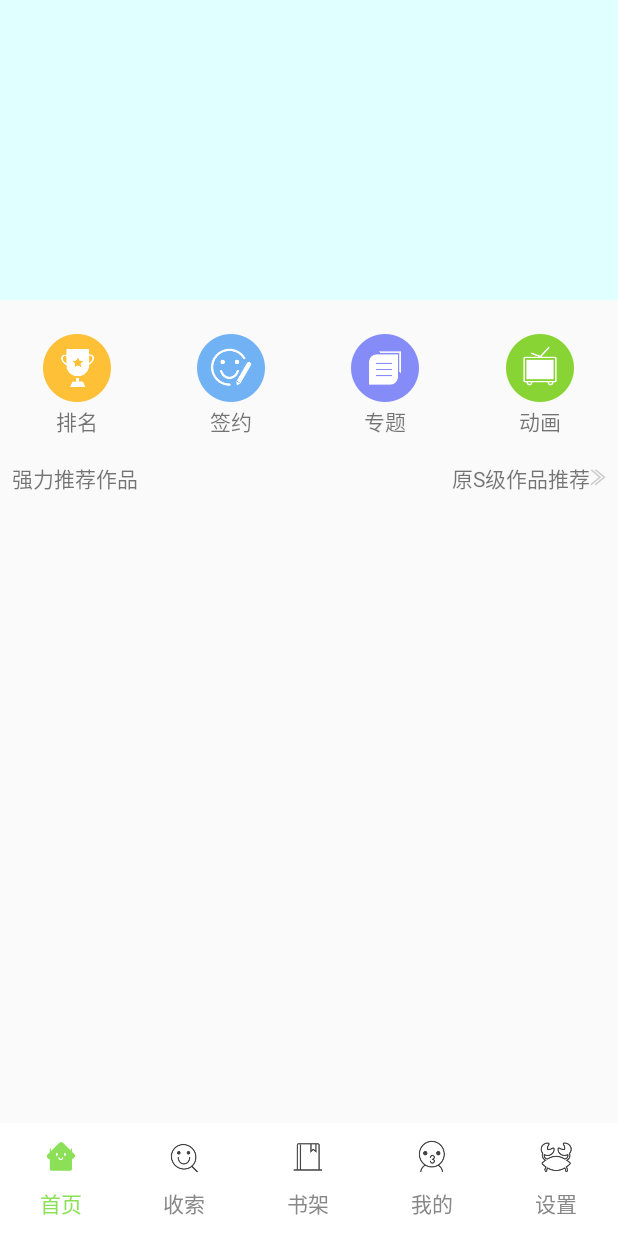
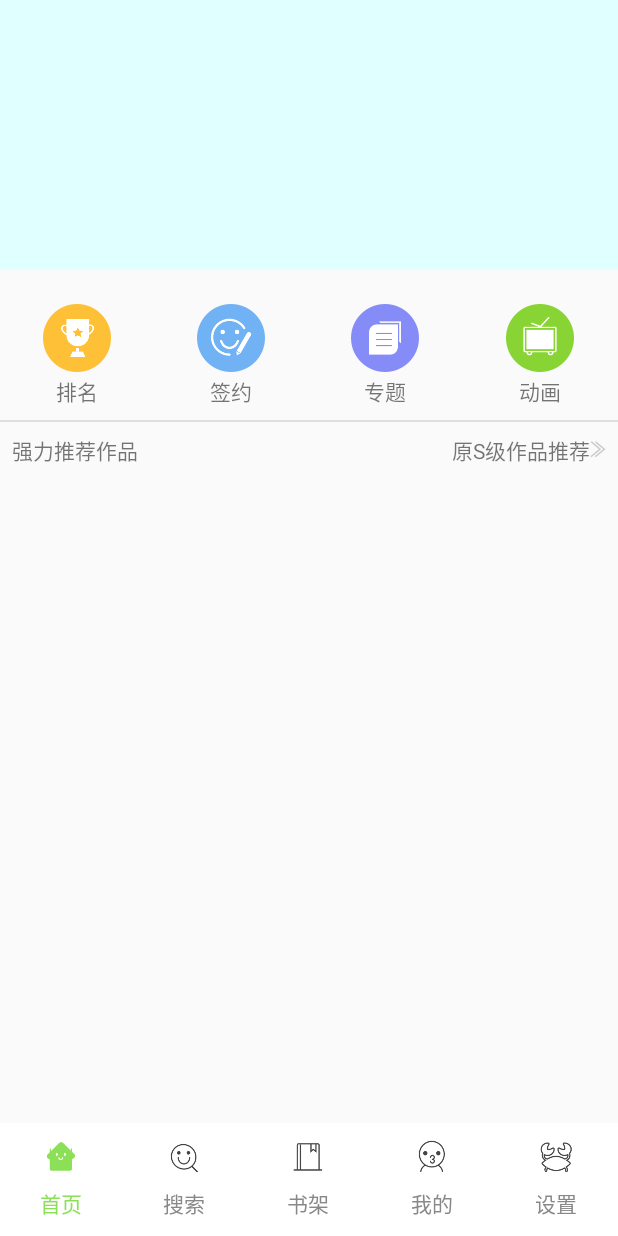
Before and after one commit to GaoYanPeng/UComic, an Android app: the screen it shows after launch (MainActivity), on a phone screen of 412 x 824 dp. Run offline under Robolectric (Android 15) with nearby library versions, the phone set to English and light mode, and no system bars.

Commit message:
更改了一些布局

```diff
--- a/You17/app/src/main/java/com/lanou3g/you17/bookcase/BookCaseFragment.java
+++ b/You17/app/src/main/java/com/lanou3g/you17/bookcase/BookCaseFragment.java
@@ -47,9 +47,11 @@ public class BookCaseFragment extends BaseFragment {
             public void onTabSelected(Tab tab) {
                 int Position = tab.getPosition();
                 if (Position == 1) {
+                    bookPager.setCurrentItem(1);
                     bookDelete.setVisibility(View.VISIBLE);
                 } else {
                     bookDelete.setVisibility(View.INVISIBLE);
+                    bookPager.setCurrentItem(Position);
                 }
             }
             @Override
--- a/You17/app/src/main/java/com/lanou3g/you17/mainactivity/MainTabInfo.java
+++ b/You17/app/src/main/java/com/lanou3g/you17/mainactivity/MainTabInfo.java
@@ -53,7 +53,7 @@ public class MainTabInfo {
     public static List<MainTabInfo> getMainTabInfo() {
         List<MainTabInfo> infos = new ArrayList<>();
         infos.add(new MainTabInfo("首页", R.drawable.home_title, new HomepageFragment()));
-        infos.add(new MainTabInfo("收索", R.drawable.searc_title, new SearcFragment()));
+        infos.add(new MainTabInfo("搜索", R.drawable.searc_title, new SearcFragment()));
         infos.add(new MainTabInfo("书架", R.drawable.book_title, new BookCaseFragment()));
         infos.add(new MainTabInfo("我的", R.drawable.main_title, new MineFragment()));
         infos.add(new MainTabInfo("设置", R.drawable.game_title, new SetupFragment()));
--- a/You17/app/src/main/res/layout/collection_fragment.xml
+++ b/You17/app/src/main/res/layout/collection_fragment.xml
@@ -31,10 +31,7 @@
         android:layout_height="wrap_content"/>
     </RelativeLayout>
 
-  <TextView
-      android:text="1"
-      android:layout_width="wrap_content"
-      android:layout_height="wrap_content"/>
+
 
 
 </RelativeLayout>
--- a/You17/app/src/main/res/layout/download_fragment.xml
+++ b/You17/app/src/main/res/layout/download_fragment.xml
@@ -10,6 +10,7 @@
         android:layout_height="wrap_content"
         android:background="@mipmap/u17_layout_show_error_empty"/>
     <TextView
+        android:layout_marginTop="15dp"
         android:id="@+id/Book_download_What_also_have_no_crying_is_dizzy_in_the_toilet"
         android:text="@string/What_also_have_no_crying_is_dizzy_in_the_toilet"
         android:layout_width="wrap_content"
--- a/You17/app/src/main/res/layout/history_fragment.xml
+++ b/You17/app/src/main/res/layout/history_fragment.xml
@@ -3,10 +3,7 @@
               android:orientation="vertical"
               android:layout_width="match_parent"
               android:layout_height="match_parent">
-    <TextView
-        android:text="2"
-        android:layout_width="wrap_content"
-        android:layout_height="wrap_content"/>
+
     <ImageView
         android:id="@+id/Book_history_u17_layout_show_error_empty"
         android:layout_centerInParent="true"
@@ -14,6 +11,7 @@
         android:layout_height="wrap_content"
         android:background="@mipmap/u17_layout_show_error_empty"/>
     <TextView
+        android:layout_marginTop="15dp"
         android:id="@+id/Book_history_What_also_have_no_crying_is_dizzy_in_the_toilet"
         android:text="@string/What_also_have_no_crying_is_dizzy_in_the_toilet"
         android:layout_width="wrap_content"
--- a/You17/app/src/main/res/layout/homepager_fragment.xml
+++ b/You17/app/src/main/res/layout/homepager_fragment.xml
@@ -7,7 +7,7 @@
     <!--轮播图-->
     <android.support.v4.view.ViewPager
         android:layout_width="match_parent"
-        android:layout_height="200sp"
+        android:layout_height="180sp"
         android:background="#e0ffff"/>
     <!--轮播图下面的标题栏-->
     <LinearLayout
@@ -103,6 +103,10 @@
     </LinearLayout>
     <!--强力推荐-->
     <!--强力推荐 上层标题栏-->
+    <TextView
+        android:background="#dfdfdf"
+        android:layout_width="match_parent"
+        android:layout_height="1dp"/>
     <RelativeLayout
         android:padding="8sp"
         android:layout_width="match_parent"
--- a/You17/app/src/main/res/values/strings.xml
+++ b/You17/app/src/main/res/values/strings.xml
@@ -12,9 +12,9 @@
     <string name="mine_log">点击登入</string>
     <string name="mine_log_in_title">登录后可以使用书架功能呦</string>
 
-    <string name="Check_your_private_information">查看你的私密信息</string>
-    <string name="Please_login"><u>请登录后, </u></string>
-    <string name="What_also_have_no_crying_is_dizzy_in_the_toilet">什么也木有啊,哭晕在厕所</string>
+    <string name="Check_your_private_information">,   查看你的私密信息</string>
+    <string name="Please_login">请登录后</string>
+    <string name="What_also_have_no_crying_is_dizzy_in_the_toilet">什么也木有啊 ,  哭晕在厕所</string>
 
     <string name="setup">设置</string>
     <string name="setup_update">漫画更新提醒</string>
```
